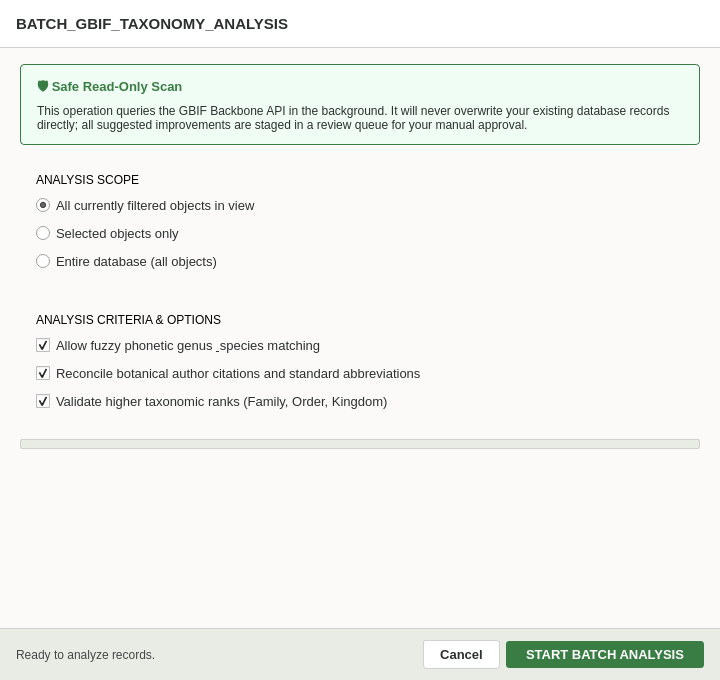
The window that pyside_new_uis/gbif_batch_config_dialog.ui (Fr0lich/arbor) describes before a commit, drawn with Qt 5.
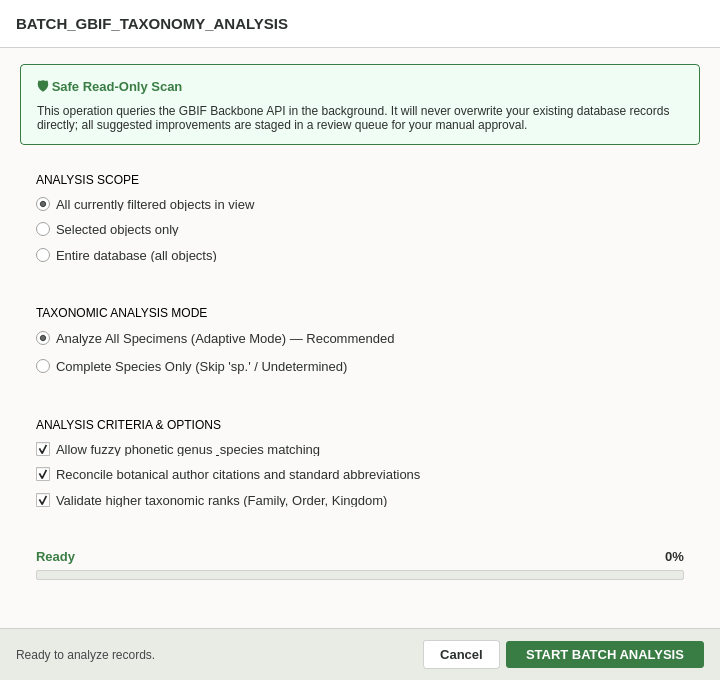
The same window after the commit.

```diff
--- a/pyside_new_uis/gbif_batch_config_dialog.ui
+++ b/pyside_new_uis/gbif_batch_config_dialog.ui
@@ -50,12 +50,12 @@
     font-family: &quot;Segoe UI&quot;, &quot;Inter&quot;;
     font-size: 9pt;
 }
-QFrame.config-card {
+QFrame[class="config-card"] {
     background-color: #ffffff;
     border: 1px solid #d1d1d1;
     border-radius: 4px;
 }
-QLabel.config-card-title {
+QLabel[class="config-card-title"] {
     color: #2c302e;
     font-family: &quot;Segoe UI&quot;, &quot;Inter&quot;;
     font-size: 10pt;
@@ -67,6 +67,23 @@
     font-size: 9.5pt;
     padding: 2px 0px;
 }
+QLabel#lbl_progress_status {
+    color: #3a7d44;
+    font-family: &quot;Segoe UI&quot;, &quot;Inter&quot;;
+    font-size: 9.5pt;
+    font-weight: bold;
+}
+QLabel#lbl_progress_pct {
+    color: #2c302e;
+    font-family: &quot;JetBrains Mono&quot;, monospace;
+    font-size: 9.5pt;
+    font-weight: bold;
+}
+QLabel#lbl_progress_detail {
+    color: #444748;
+    font-family: &quot;JetBrains Mono&quot;, monospace;
+    font-size: 8.5pt;
+}
 QProgressBar#prog_bar {
     border: 1px solid #d1d1d1;
     border-radius: 2px;
@@ -297,7 +314,64 @@
         </layout>
        </widget>
       </item>
-      <item>
+             <item>
+        <widget class="QFrame" name="mode_card">
+         <property name="class" stdset="0">
+          <string>config-card</string>
+         </property>
+         <layout class="QVBoxLayout" name="mode_card_layout">
+          <property name="spacing">
+           <number>8</number>
+          </property>
+          <property name="leftMargin">
+           <number>16</number>
+          </property>
+          <property name="topMargin">
+           <number>14</number>
+          </property>
+          <property name="rightMargin">
+           <number>16</number>
+          </property>
+          <property name="bottomMargin">
+           <number>14</number>
+          </property>
+          <item>
+           <widget class="QLabel" name="title_mode">
+            <property name="text">
+             <string>TAXONOMIC ANALYSIS MODE</string>
+            </property>
+            <property name="class" stdset="0">
+             <string>config-card-title</string>
+            </property>
+           </widget>
+          </item>
+          <item>
+           <widget class="QRadioButton" name="rb_undet_safe">
+            <property name="cursor">
+             <cursorShape>PointingHandCursor</cursorShape>
+            </property>
+            <property name="text">
+             <string>Analyze All Specimens (Adaptive Mode) — Recommended</string>
+            </property>
+            <property name="checked">
+             <bool>true</bool>
+            </property>
+           </widget>
+          </item>
+          <item>
+           <widget class="QRadioButton" name="rb_undet_exclude">
+            <property name="cursor">
+             <cursorShape>PointingHandCursor</cursorShape>
+            </property>
+            <property name="text">
+             <string>Complete Species Only (Skip 'sp.' / Undetermined)</string>
+            </property>
+           </widget>
+          </item>
+         </layout>
+        </widget>
+       </item>
+<item>
        <widget class="QFrame" name="options_card">
         <property name="class" stdset="0">
          <string>config-card</string>
@@ -370,16 +444,68 @@
         </layout>
        </widget>
       </item>
-      <item>
-       <widget class="QProgressBar" name="prog_bar">
-        <property name="value">
-         <number>0</number>
-        </property>
-        <property name="textVisible">
-         <bool>false</bool>
-        </property>
-       </widget>
-      </item>
+       <item>
+        <widget class="QFrame" name="progress_frame">
+         <property name="class" stdset="0">
+          <string>config-card</string>
+         </property>
+         <layout class="QVBoxLayout" name="progress_frame_layout">
+          <property name="spacing">
+           <number>6</number>
+          </property>
+          <property name="leftMargin">
+           <number>16</number>
+          </property>
+          <property name="topMargin">
+           <number>12</number>
+          </property>
+          <property name="rightMargin">
+           <number>16</number>
+          </property>
+          <property name="bottomMargin">
+           <number>12</number>
+          </property>
+          <item>
+           <layout class="QHBoxLayout" name="progress_hdr_layout">
+            <item>
+             <widget class="QLabel" name="lbl_progress_status">
+              <property name="text">
+               <string>Ready</string>
+              </property>
+             </widget>
+            </item>
+            <item>
+             <widget class="QLabel" name="lbl_progress_pct">
+              <property name="alignment">
+               <set>Qt::AlignRight|Qt::AlignTrailing|Qt::AlignVCenter</set>
+              </property>
+              <property name="text">
+               <string>0%</string>
+              </property>
+             </widget>
+            </item>
+           </layout>
+          </item>
+          <item>
+           <widget class="QProgressBar" name="prog_bar">
+            <property name="value">
+             <number>0</number>
+            </property>
+            <property name="textVisible">
+             <bool>false</bool>
+            </property>
+           </widget>
+          </item>
+          <item>
+           <widget class="QLabel" name="lbl_progress_detail">
+            <property name="text">
+             <string/>
+            </property>
+           </widget>
+          </item>
+         </layout>
+        </widget>
+       </item>
       <item>
        <spacer name="content_spacer">
         <property name="orientation">
```
